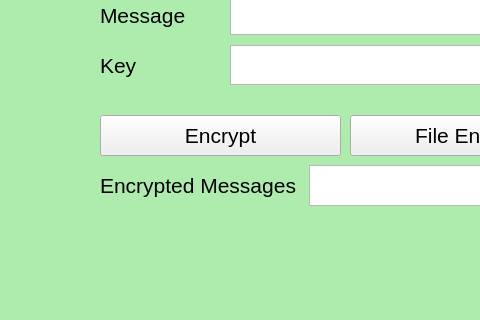
Before: the Qt Designer form decrypt.ui in gilbertchristian/Tugas-2-II4031-Kriptografi-dan-Koding, drawn with Qt 5; both pictures show x 0 to 480 and y 205 to 525 of the 800 by 640 pixel window.
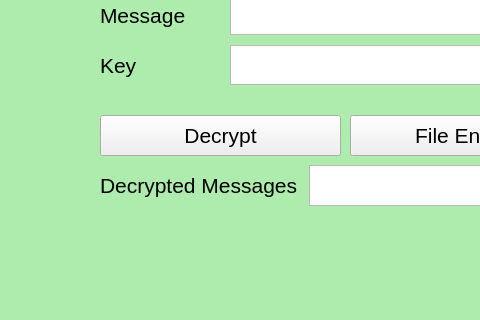
After: the same form once the commit is applied.

Diff of the .ui file:
```diff
--- a/decrypt.ui
+++ b/decrypt.ui
@@ -125,7 +125,7 @@
      </font>
     </property>
     <property name="text">
-     <string>Encrypted Messages</string>
+     <string>Decrypted Messages</string>
     </property>
    </widget>
    <widget class="QPushButton" name="pushButton_3">
@@ -200,7 +200,7 @@
      </font>
     </property>
     <property name="text">
-     <string>Encrypt</string>
+     <string>Decrypt</string>
     </property>
    </widget>
    <widget class="QPushButton" name="pushButton_6">
```
